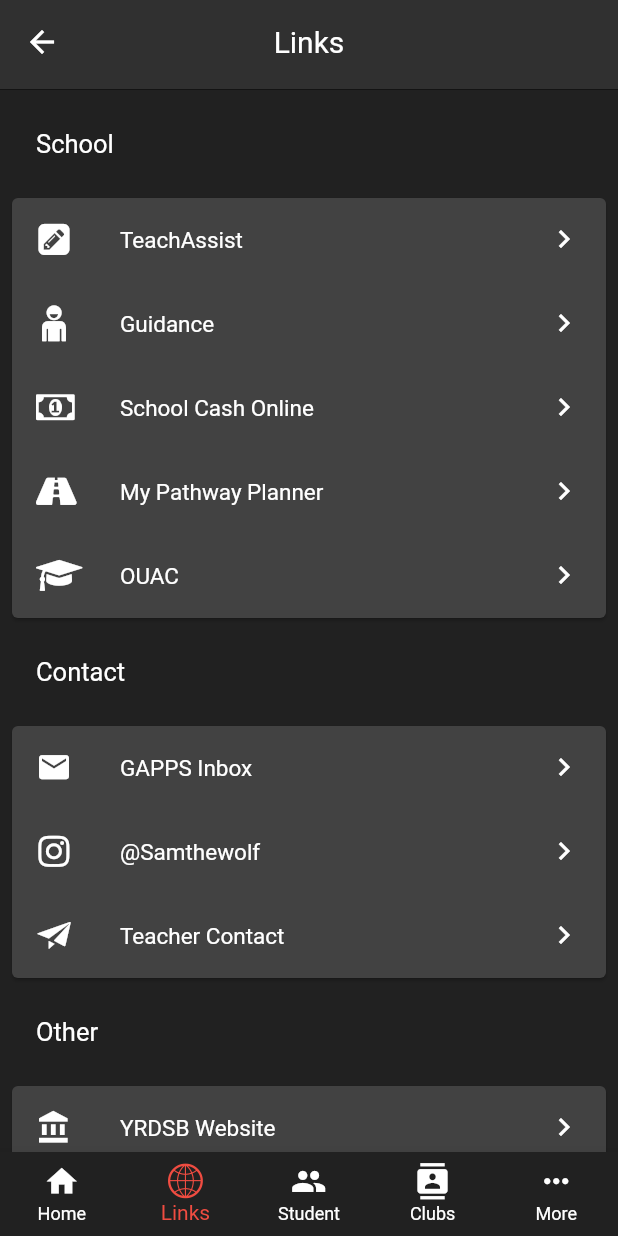
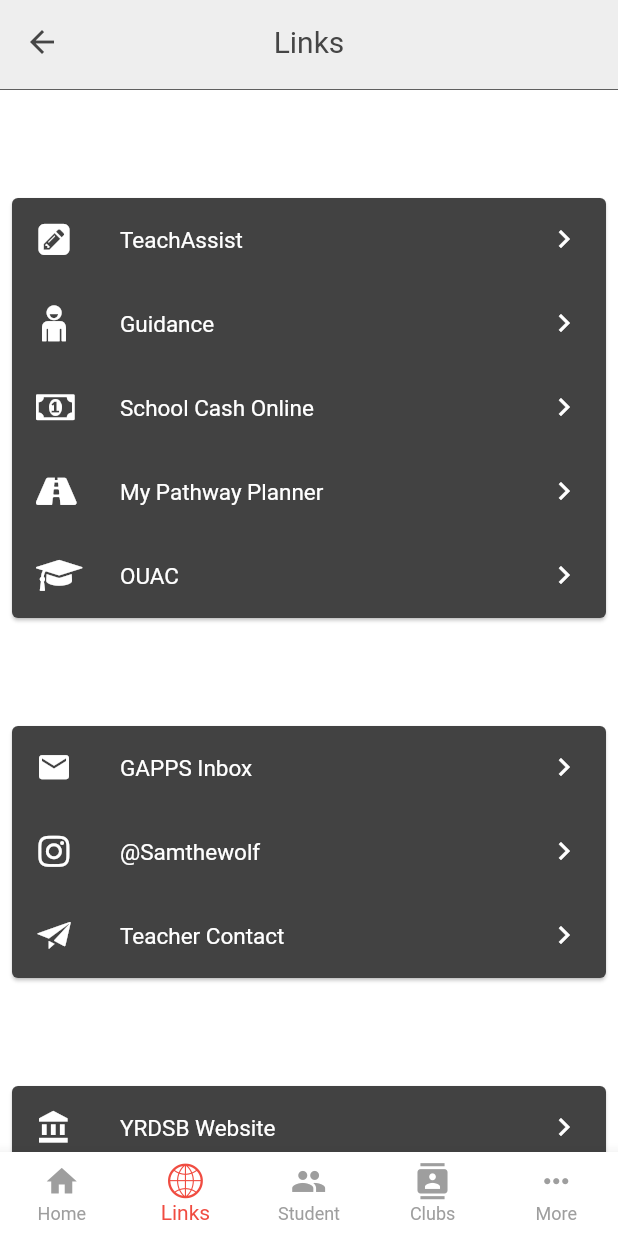
Before and after one commit to uhsmssschoolApp/WolfPackApp, a Flutter app: the screen it shows after launch, item 2 of the bottom bar chosen, on a phone screen of 412 x 824 dp. Run offline on Flutter 3.47's test engine with Material 2 defaults, Android fonts, the phone set to English and light mode, and no system bars; our stand-ins replace shared_preferences, webview_flutter; Roboto replaces fonts that are missing (SF, SFBold).

Commit message:
2nd commit -> finish themes tmr

```diff
--- a/testflutter/lib/main.dart
+++ b/testflutter/lib/main.dart
@@ -24,7 +24,7 @@ class MyApp extends StatelessWidget {
     // initDates(now);
     return MaterialApp(
       title: "testing",
-      theme: MyThemes.darkTheme,
+      theme: MyThemes.lightTheme,
       // do this later
       // themeMode: ThemeMode.system,
       // darkTheme: MyThemes.darkTheme,
--- a/testflutter/lib/themes/mythemes.dart
+++ b/testflutter/lib/themes/mythemes.dart
@@ -62,6 +62,7 @@ class MyThemes {
     scaffoldBackgroundColor: Colors.white,
     bottomNavigationBarTheme: BottomNavigationBarThemeData(
       backgroundColor: Colors.white,
+      unselectedItemColor: Colors.grey,
     ),
     appBarTheme: AppBarTheme(
       backwardsCompatibility: false,
```
